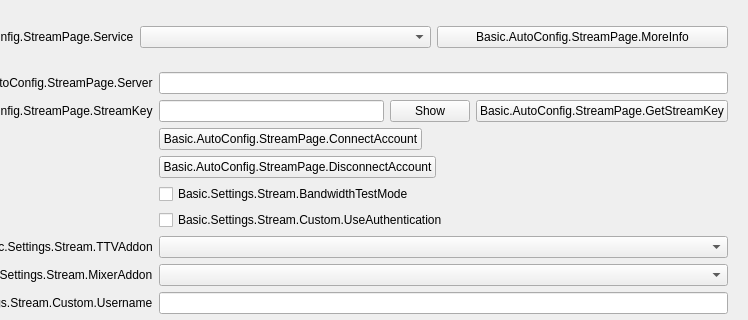
Qt form UI/forms/OBSBasicSettings.ui (ushadow/obs-studio) before a commit; both pictures show x 233 to 981 and y 0 to 320 of the 981 by 726 pixel window.
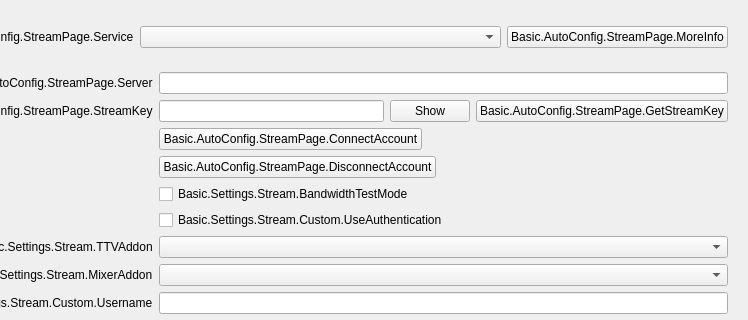
The same form after that commit. The open tabs and pages were chosen to show the change. Icons and pictures are not drawn. Custom widgets are drawn as their Qt base class.

Commit message:
UI: Set "More Info" size policy to maximum
The "More Info" button used to expand if the
settings window size changed, to occupy as much
space as the service dropdown at any time, which
looks silly. Set the "More Info" size policy to
maximum to make it stop expanding when settings
window size is changed.

What changed in the file:
```diff
--- a/UI/forms/OBSBasicSettings.ui
+++ b/UI/forms/OBSBasicSettings.ui
@@ -825,7 +825,7 @@
             </item>
             <item row="3" column="1">
        <widget class="QWidget" name="serviceWidget" native="true">
-        <layout class="QHBoxLayout" name="serviceWidgetLayout">
+              <layout class="QHBoxLayout" name="serviceWidgetLayout" stretch="0,0">
          <property name="leftMargin">
           <number>0</number>
          </property>
@@ -847,6 +847,12 @@
          </item>
          <item>
           <widget class="UrlPushButton" name="moreInfoButton">
+                 <property name="sizePolicy">
+                  <sizepolicy hsizetype="Maximum" vsizetype="Fixed">
+                   <horstretch>0</horstretch>
+                   <verstretch>0</verstretch>
+                  </sizepolicy>
+                 </property>
            <property name="text">
             <string>Basic.AutoConfig.StreamPage.MoreInfo</string>
            </property>
```
Left out of the diff: 26 changed lines with no effect on the pictures. Lines whose indentation alone changed are shown as unchanged.
